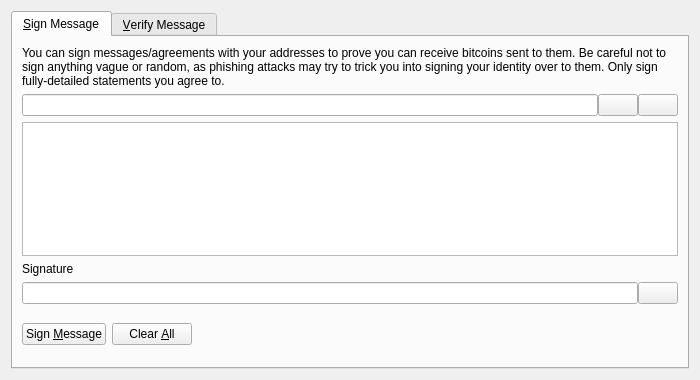
This is src/qt/forms/signverifymessagedialog.ui in wonko433/blackcoin-more as Qt 5 draws it before an edit. The edited form follows.
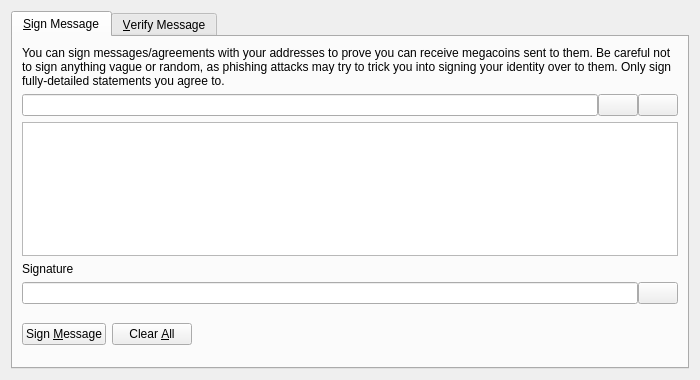
This is the edited form. Icons and pictures are not drawn. Custom widgets are drawn as their Qt base class.

Diff of the .ui file:
```diff
--- a/src/qt/forms/signverifymessagedialog.ui
+++ b/src/qt/forms/signverifymessagedialog.ui
@@ -30,7 +30,7 @@
        <item>
         <widget class="QLabel" name="infoLabel_SM">
          <property name="text">
-          <string>You can sign messages/agreements with your addresses to prove you can receive bitcoins sent to them. Be careful not to sign anything vague or random, as phishing attacks may try to trick you into signing your identity over to them. Only sign fully-detailed statements you agree to.</string>
+          <string>You can sign messages/agreements with your addresses to prove you can receive megacoins sent to them. Be careful not to sign anything vague or random, as phishing attacks may try to trick you into signing your identity over to them. Only sign fully-detailed statements you agree to.</string>
          </property>
          <property name="textFormat">
           <enum>Qt::PlainText</enum>
```
Left out of the diff: 8 changed lines with no effect on the pictures.
